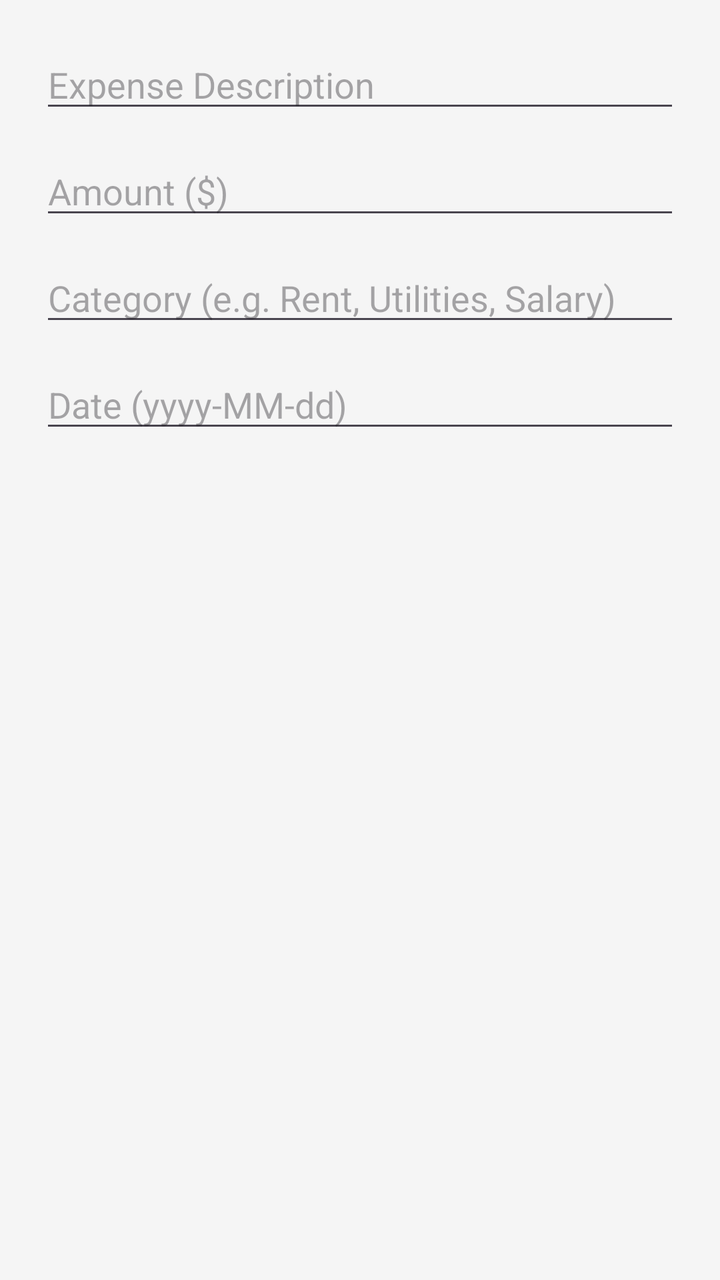
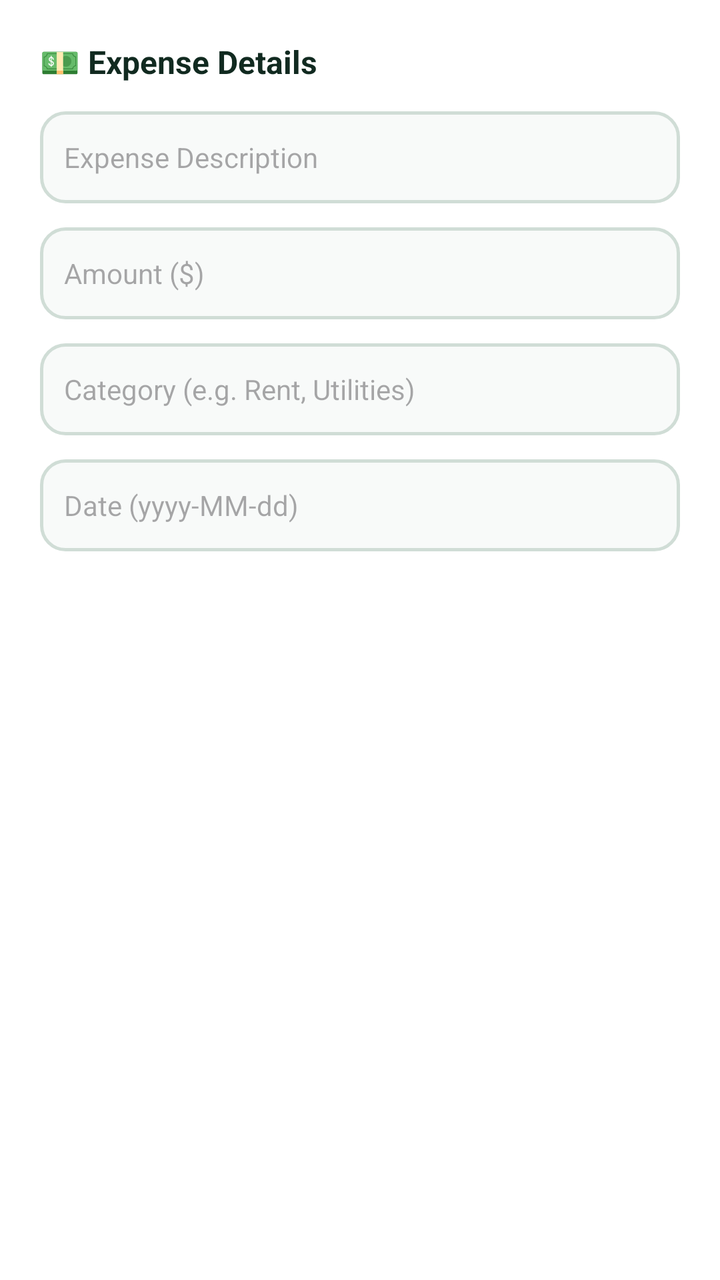

The first picture is an Android layout as it rendered before a commit; the second is the same layout after the commit. The layout source and the unified diff follow.
<!-- AndroidManifest.xml: application theme Theme.SmartShopManager -->
<!-- res/layout/dialog_add_expense.xml -->
<?xml version="1.0" encoding="utf-8"?>
<LinearLayout xmlns:android="http://schemas.android.com/apk/res/android"
    android:layout_width="match_parent"
    android:layout_height="wrap_content"
    android:orientation="vertical"
    android:padding="20dp">

    <EditText
        android:id="@+id/etDialogExpenseDesc"
        android:layout_width="match_parent"
        android:layout_height="wrap_content"
        android:hint="Expense Description"
        android:inputType="text"
        android:layout_marginBottom="12dp" />

    <EditText
        android:id="@+id/etDialogExpenseAmount"
        android:layout_width="match_parent"
        android:layout_height="wrap_content"
        android:hint="Amount ($)"
        android:inputType="numberDecimal"
        android:layout_marginBottom="12dp" />

    <EditText
        android:id="@+id/etDialogExpenseCategory"
        android:layout_width="match_parent"
        android:layout_height="wrap_content"
        android:hint="Category (e.g. Rent, Utilities, Salary)"
        android:inputType="text"
        android:layout_marginBottom="12dp" />

    <EditText
        android:id="@+id/etDialogExpenseDate"
        android:layout_width="match_parent"
        android:layout_height="wrap_content"
        android:hint="Date (yyyy-MM-dd)"
        android:inputType="date" />

</LinearLayout>
<!-- resources referenced by this layout -->
<resources>
  <style name="Theme.SmartShopManager" parent="Theme.Material3.DayNight.NoActionBar">
          <item name="colorPrimary">@color/primary</item>
          <item name="colorPrimaryDark">@color/primary_dark</item>
          <item name="colorSecondary">@color/accent</item>
          <item name="android:windowBackground">@color/background</item>
      </style>
  <color name="primary">#1565C0</color>
  <color name="primary_dark">#0D47A1</color>
  <color name="accent">#FF6F00</color>
  <color name="background">#F5F5F5</color>
</resources>

<!-- the commit's change to res/layout/dialog_add_expense.xml (unified diff, before → after) -->
@@ -2,38 +2,64 @@
 <LinearLayout xmlns:android="http://schemas.android.com/apk/res/android"
     android:layout_width="match_parent"
     android:layout_height="wrap_content"
+    android:background="@color/card_background"
     android:orientation="vertical"
     android:padding="20dp">
+
+    <TextView
+        android:layout_width="match_parent"
+        android:layout_height="wrap_content"
+        android:layout_marginBottom="14dp"
+        android:text="💵 Expense Details"
+        android:textColor="@color/text_primary"
+        android:textSize="16sp"
+        android:textStyle="bold" />
 
     <EditText
         android:id="@+id/etDialogExpenseDesc"
         android:layout_width="match_parent"
-        android:layout_height="wrap_content"
+        android:layout_height="46dp"
+        android:layout_marginBottom="12dp"
+        android:background="@drawable/edit_text_bg"
         android:hint="Expense Description"
         android:inputType="text"
-        android:layout_marginBottom="12dp" />
+        android:paddingHorizontal="12dp"
+        android:textColor="@color/text_primary"
+        android:textSize="14sp" />
 
     <EditText
         android:id="@+id/etDialogExpenseAmount"
         android:layout_width="match_parent"
-        android:layout_height="wrap_content"
+        android:layout_height="46dp"
+        android:layout_marginBottom="12dp"
+        android:background="@drawable/edit_text_bg"
         android:hint="Amount ($)"
         android:inputType="numberDecimal"
-        android:layout_marginBottom="12dp" />
+        android:paddingHorizontal="12dp"
+        android:textColor="@color/text_primary"
+        android:textSize="14sp" />
 
     <EditText
         android:id="@+id/etDialogExpenseCategory"
         android:layout_width="match_parent"
-        android:layout_height="wrap_content"
-        android:hint="Category (e.g. Rent, Utilities, Salary)"
+        android:layout_height="46dp"
+        android:layout_marginBottom="12dp"
+        android:background="@drawable/edit_text_bg"
+        android:hint="Category (e.g. Rent, Utilities)"
         android:inputType="text"
-        android:layout_marginBottom="12dp" />
+        android:paddingHorizontal="12dp"
+        android:textColor="@color/text_primary"
+        android:textSize="14sp" />
 
     <EditText
         android:id="@+id/etDialogExpenseDate"
         android:layout_width="match_parent"
-        android:layout_height="wrap_content"
+        android:layout_height="46dp"
+        android:background="@drawable/edit_text_bg"
         android:hint="Date (yyyy-MM-dd)"
-        android:inputType="date" />
+        android:inputType="date"
+        android:paddingHorizontal="12dp"
+        android:textColor="@color/text_primary"
+        android:textSize="14sp" />
 
 </LinearLayout>
<!-- resource entries referenced after the edit -->
@@ -1,14 +1,44 @@
 <!-- resources referenced by this layout -->
 <resources>
+  <color name="card_background">#FFFFFF</color>
+  <color name="text_primary">#112A20</color>
+  <!-- drawable edit_text_bg (drawable) -->
+  <?xml version="1.0" encoding="utf-8"?>
+  <shape xmlns:android="http://schemas.android.com/apk/res/android"
+      android:shape="rectangle">
+      <solid android:color="@color/input_background" />
+      <stroke android:width="1.5dp" android:color="#D0DDD6" />
+      <corners android:radius="12dp" />
+  </shape>
   <style name="Theme.SmartShopManager" parent="Theme.Material3.DayNight.NoActionBar">
           <item name="colorPrimary">@color/primary</item>
           <item name="colorPrimaryDark">@color/primary_dark</item>
           <item name="colorSecondary">@color/accent</item>
           <item name="android:windowBackground">@color/background</item>
+          <item name="colorSurface">@color/card_background</item>
+  
+          
+          <item name="alertDialogTheme">@style/RoundedAlertDialogTheme</item>
+          <item name="materialAlertDialogTheme">@style/RoundedAlertDialogTheme</item>
       </style>
-  <color name="primary">#1565C0</color>
-  <color name="primary_dark">#0D47A1</color>
-  <color name="accent">#FF6F00</color>
-  <color name="background">#F5F5F5</color>
+  <color name="input_background">#F8FAF9</color>
+  <color name="primary">#0F382C</color>
+  <color name="primary_dark">#08271E</color>
+  <color name="accent">#40916C</color>
+  <color name="background">#F4F7F5</color>
+  <style name="RoundedAlertDialogTheme" parent="ThemeOverlay.Material3.MaterialAlertDialog">
+          <item name="shapeAppearanceOverlay">@style/ShapeAppearance.App.MediumComponent</item>
+          <item name="android:background">@drawable/dialog_bg</item>
+      </style>
+  <style name="ShapeAppearance.App.MediumComponent" parent="ShapeAppearance.Material3.MediumComponent">
+          <item name="cornerSize">20dp</item>
+      </style>
+  <!-- drawable dialog_bg (drawable) -->
+  <?xml version="1.0" encoding="utf-8"?>
+  <shape xmlns:android="http://schemas.android.com/apk/res/android"
+      android:shape="rectangle">
+      <solid android:color="@color/card_background" />
+      <corners android:radius="20dp" />
+  </shape>
 </resources>
 
